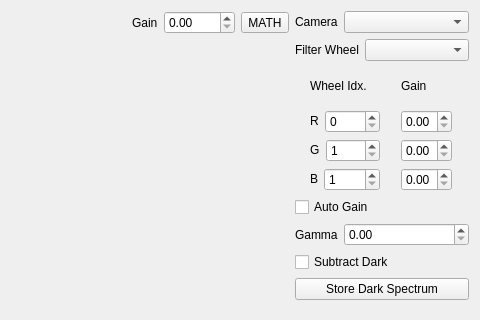
Old version of the form modules/optics/core/imageprocessorform.ui in the repository northriv/KAME; both pictures show x 175 to 655 and y 0 to 320 of the 655 by 440 pixel window.
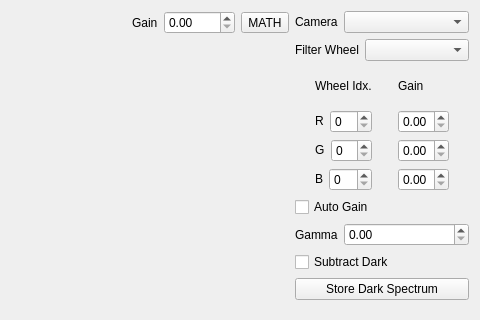
New version of the form. Custom widgets are drawn as their Qt base class.

```diff
--- a/modules/optics/core/imageprocessorform.ui
+++ b/modules/optics/core/imageprocessorform.ui
@@ -240,10 +240,10 @@
           <item>
            <widget class="QSpinBox" name="m_spbFilterIdxG">
             <property name="minimum">
-             <number>1</number>
+             <number>0</number>
             </property>
             <property name="maximum">
-             <number>1000</number>
+             <number>11</number>
             </property>
            </widget>
           </item>
@@ -280,10 +280,10 @@
           <item>
            <widget class="QSpinBox" name="m_spbFilterIdxB">
             <property name="minimum">
-             <number>1</number>
+             <number>0</number>
             </property>
             <property name="maximum">
-             <number>1000</number>
+             <number>11</number>
             </property>
            </widget>
           </item>
```
